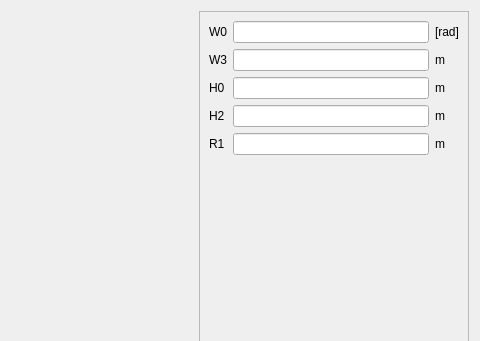
Before: the Qt Designer form pyleecan/GUI/Dialog/DMachineSetup/SWSlot/PWSlot16/PWSlot16.ui in Eomys/pyleecan, drawn with Qt 5; both pictures show x 342 to 822 and y 0 to 341 of the 822 by 470 pixel window.
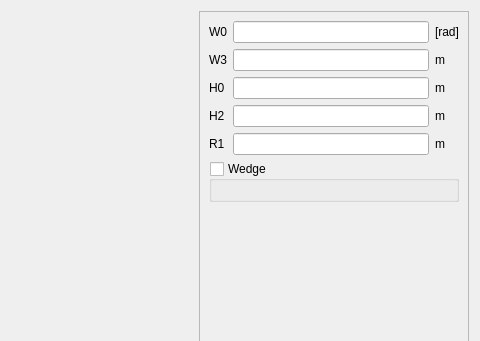
After: the same form once the commit is applied. Icons and pictures are not drawn. Custom widgets are drawn as their Qt base class.

Commit message: [NF] Adding wedges in the GUI

Diff of the .ui file:
```diff
--- a/pyleecan/GUI/Dialog/DMachineSetup/SWSlot/PWSlot16/PWSlot16.ui
+++ b/pyleecan/GUI/Dialog/DMachineSetup/SWSlot/PWSlot16/PWSlot16.ui
@@ -114,7 +114,7 @@
         <height>446</height>
        </rect>
       </property>
-      <layout class="QVBoxLayout" name="verticalLayout">
+      <layout class="QVBoxLayout" name="verticalLayout_3">
        <item>
         <layout class="QGridLayout" name="gridLayout">
          <item row="0" column="0">
@@ -204,6 +204,31 @@
          </item>
         </layout>
        </item>
+       <item>
+        <widget class="QGroupBox" name="g_wedge">
+         <property name="title">
+          <string>Wedge</string>
+         </property>
+         <property name="checkable">
+          <bool>true</bool>
+         </property>
+         <property name="checked">
+          <bool>false</bool>
+         </property>
+         <layout class="QVBoxLayout" name="verticalLayout">
+          <item>
+           <widget class="WMatSelectV" name="w_wedge_mat" native="true">
+            <property name="minimumSize">
+             <size>
+              <width>100</width>
+              <height>0</height>
+             </size>
+            </property>
+           </widget>
+          </item>
+         </layout>
+        </widget>
+       </item>
        <item>
         <spacer name="verticalSpacer">
          <property name="orientation">
@@ -238,6 +263,12 @@
    <header>......GUI.Dialog.DMachineSetup.SWSlot.WWSlotOut.WWSlotOut.h</header>
    <container>1</container>
   </customwidget>
+  <customwidget>
+   <class>WMatSelectV</class>
+   <extends>QWidget</extends>
+   <header>......GUI.Dialog.DMatLib.WMatSelect.WMatSelectV.h</header>
+   <container>1</container>
+  </customwidget>
  </customwidgets>
  <tabstops>
   <tabstop>lf_W0</tabstop>
```
Left out of the diff: 2 changed lines with no effect on the pictures. The commit also changes 55 other files.
